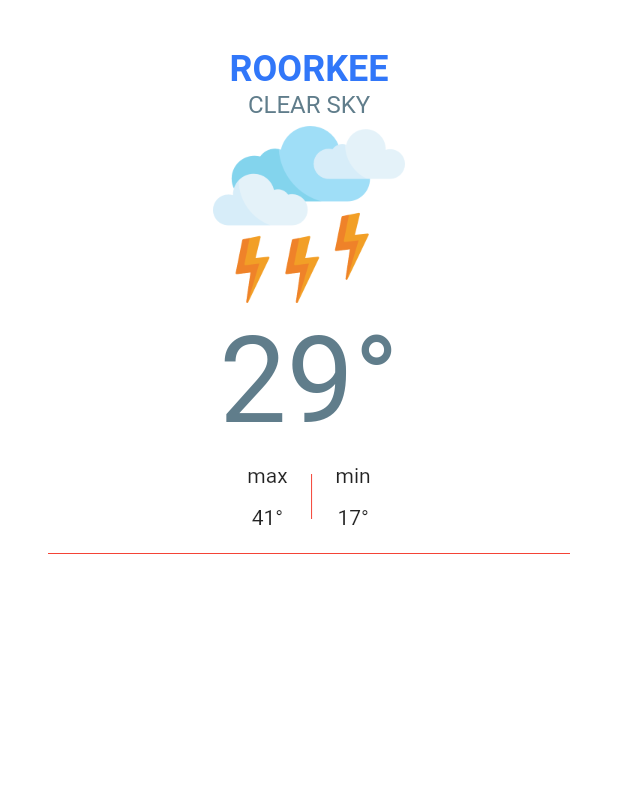
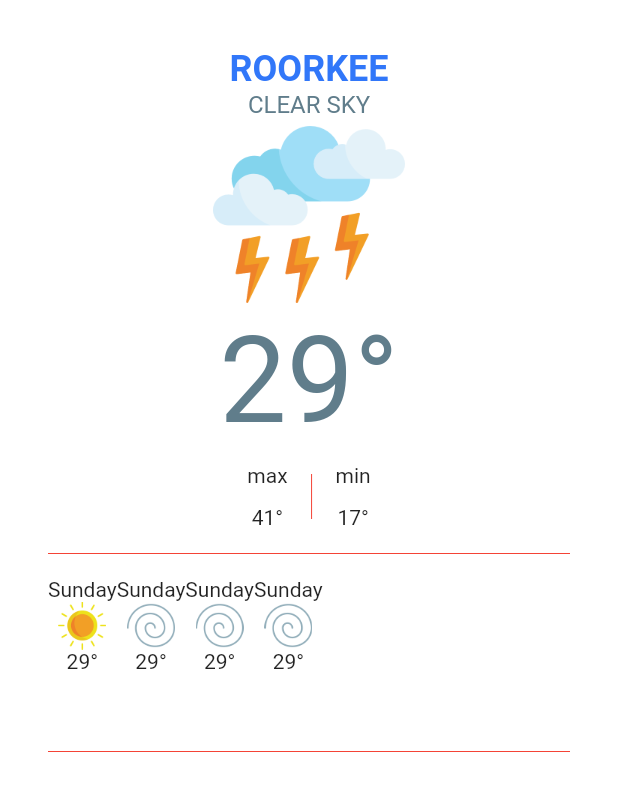
Before and after one commit to Rohit-Chandra-007/Mausam_app, a Flutter app: the screen it shows after launch, on a phone screen of 412 x 824 dp. Shown: the top 791 px of the screen. Run offline on Flutter 3.47's test engine with Material 2 defaults, Android fonts, the light colour scheme and no system bars; our stand-ins replace geolocator.

Commit message:
Horizontal List of next day weather

```diff
--- a/lib/screens/weather_page.dart
+++ b/lib/screens/weather_page.dart
@@ -73,7 +73,11 @@ class _WeatherPageState extends State<WeatherPage> {
               MinMaxTempWidget(),
               Divider(
                 color: Colors.red,
-              )
+              ),
+              horizontalList2,
+              Divider(
+                color: Colors.red,
+              ),
             ],
           ),
         ),
@@ -81,3 +85,64 @@ class _WeatherPageState extends State<WeatherPage> {
     );
   }
 }
+
+Widget horizontalList2 = new Container(
+    margin: EdgeInsets.symmetric(vertical: 8.0),
+    height: 100,
+    child: new ListView(
+      scrollDirection: Axis.horizontal,
+      children: <Widget>[
+        Container(
+          child: Column(
+            children: [
+              Text("Sunday"),
+              Image.asset(
+                'assets/images/sunny_day.png',
+                scale: 16,
+                fit: BoxFit.contain,
+              ),
+              Text("29°"),
+            ],
+          ),
+        ),
+        Container(
+          child: Column(
+            children: [
+              Text("Sunday"),
+              Image.asset(
+                'assets/images/wind.png',
+                scale: 16,
+                fit: BoxFit.contain,
+              ),
+              Text("29°"),
+            ],
+          ),
+        ),
+        Container(
+          child: Column(
+            children: [
+              Text("Sunday"),
+              Image.asset(
+                'assets/images/wind.png',
+                scale: 16,
+                fit: BoxFit.contain,
+              ),
+              Text("29°"),
+            ],
+          ),
+        ),
+        Container(
+          child: Column(
+            children: [
+              Text("Sunday"),
+              Image.asset(
+                'assets/images/wind.png',
+                scale: 16,
+                fit: BoxFit.contain,
+              ),
+              Text("29°"),
+            ],
+          ),
+        )
+      ],
+    ));
```
